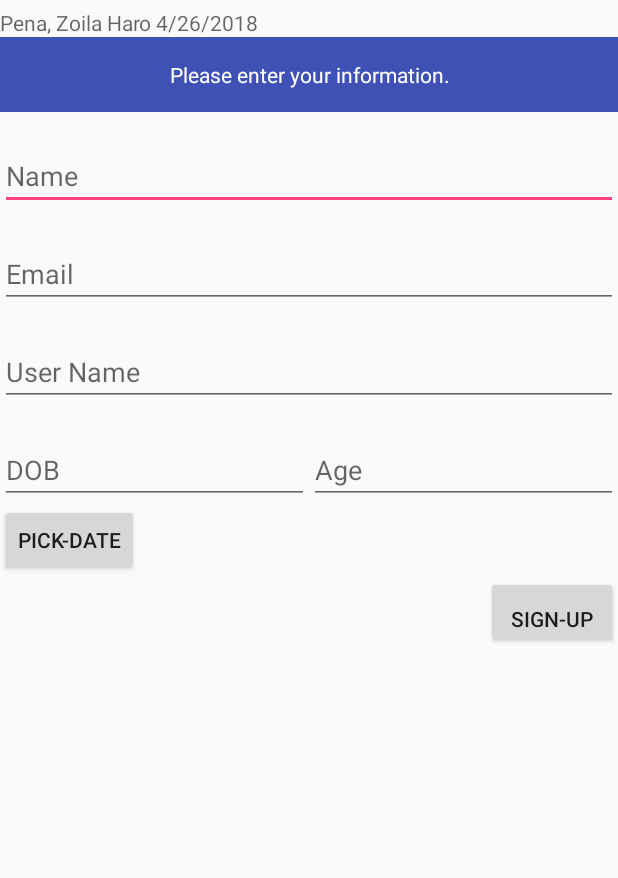
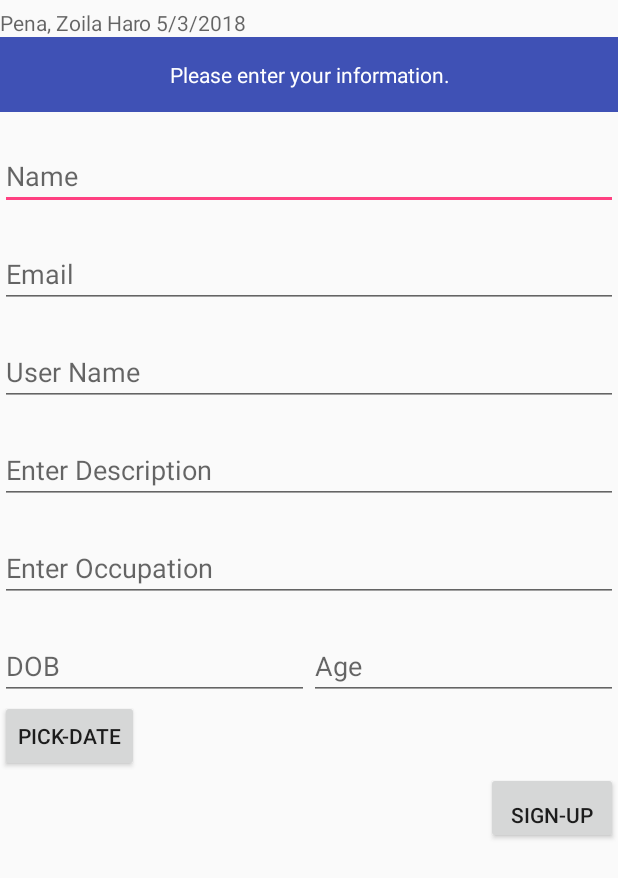
Before and after one commit to zoilaharo/MyApp, an Android app: the screen it shows after launch (MainActivity), after a tap on "SIGN-UP", on a phone screen of 412 x 824 dp. Shown: the top 878 px of the screen. Run offline under Robolectric (Android 15) with nearby library versions, the phone set to English and light mode, and no system bars.

```diff
--- a/app/src/main/AndroidManifest.xml
+++ b/app/src/main/AndroidManifest.xml
@@ -18,7 +18,8 @@
 
             </intent-filter>
         </activity>
-        <activity android:name=".Account"
+
+        <activity android:name=".UserAccount"
             android:parentActivityName=".MainActivity">
             android:label="@string/confirmation"
             android:parentActivityName="com.example.zoilaharo.myapp.MainActivity" >
--- a/app/src/main/java/com/example/zoilaharo/myapp/MainActivity.java
+++ b/app/src/main/java/com/example/zoilaharo/myapp/MainActivity.java
@@ -2,6 +2,10 @@ package com.example.zoilaharo.myapp;
 
 import android.app.Activity;
 import android.app.DatePickerDialog;
+import android.support.v4.app.FragmentTransaction;
+import android.support.v4.app.FragmentManager;
+//import android.app.FragmentTransaction;
+import android.app.Fragment;
 import android.content.Intent;
 import android.os.Bundle;
 import android.text.InputType;
@@ -24,49 +28,36 @@ import java.util.GregorianCalendar;
 
 
 public class MainActivity extends Activity implements View.OnClickListener {
-    private EditText name_edittext,username_edittext,email_edittext,birthday_edittext,age_edittext;
+    private EditText name_edittext,username_edittext,email_edittext,birthday_edittext,age_edittext,occupation_edittext,description_edittext;
     private Button signup_button;
     private DatePickerDialog picker;
     private boolean passTestDate = true;
     public static final String EXTRA_MESSAGE = "com.example.zoilaharo.myapp.MESSAGE";
-
+    private FragmentManager manager;
 
     @Override
     protected void onCreate(Bundle savedInstanceState) {
         super.onCreate(savedInstanceState);
         setContentView(R.layout.activity_main);
-
-
-
         //Bind views with their ids
         bindViews();
-
         //Set listeners of view
         setViewActions();
-
         this.showDatePickerDialog();
-
     }
 
     private void bindViews(){
         username_edittext =findViewById(R.id.username_edittext);
         name_edittext = findViewById(R.id.name_edittext);
         email_edittext = findViewById(R.id.email_edittext);
+        occupation_edittext = findViewById(R.id.occupation_edittext);
+        description_edittext = findViewById(R.id.description_edittext);
         age_edittext = findViewById(R.id.age_edittext);
         birthday_edittext = findViewById((R.id.birthday_edittext));
         birthday_edittext.setInputType(InputType.TYPE_NULL);
         signup_button = (Button)findViewById(R.id.signup_button);
         signup_button.setOnClickListener(this);
     }
-
-    @Override
-    public boolean onCreateOptionsMenu(Menu menu) {
-        // return super.onCreateOptionsMenu(menu);
-        MenuInflater inflater = getMenuInflater();
-        inflater.inflate(R.menu.menu, menu);
-        return true;
-    }
-
 
     private void showMessage(String msg) {
         Toast.makeText(this, msg, Toast.LENGTH_SHORT).show();
@@ -81,53 +72,44 @@ public class MainActivity extends Activity implements View.OnClickListener {
     @Override
     public void onClick(View v) {
         if(passTestDate == true) {
-            submitForm();
+            //goToUserActivity();
+           submitForm();
         }
         else
             Toast.makeText(getApplicationContext(),R.string.agetoast,Toast.LENGTH_SHORT).show();
     }
 
-
-    public void mnuBack(MenuItem item) {
-        Toast.makeText(this, "@string/gobackbutton", Toast.LENGTH_SHORT).show();
+    public void goToUserActivity(){
+        Intent intent = new Intent(this, UserAccount.class);
+        String message = username_edittext.getText().toString();
+        intent.putExtra(EXTRA_MESSAGE, message);
+        startActivity(intent);
     }
 
-
     private void submitForm(){
-//        Intent startNewActivity = new Intent (this, Account.class);
-//        EditText editText = (EditText) findViewById(R.id.username_edittext);
-//        String message = editText.getText().toString();
-//        startNewActivity.putExtra(EXTRA_MESSAGE, message);
-//        startActivity(startNewActivity);
-
         boolean a = TextUtils.isEmpty(username_edittext.getText());
         boolean b = TextUtils.isEmpty(name_edittext.getText());
         boolean c = TextUtils.isEmpty(age_edittext.getText());
+        boolean d = TextUtils.isEmpty(occupation_edittext.getText());
+        boolean e = TextUtils.isEmpty(description_edittext.getText());
+        boolean f = TextUtils.isEmpty(email_edittext.getText());
 
-        if (!a & !b & !c) {
-//            Intent intent = new Intent (this, Account.class);
-//            String username = username_edittext.getText().toString();
-//            String name = name_edittext.getText().toString();
-//            String age = age_edittext.getText().toString();
-//            Bundle bundle = new Bundle();
-//            bundle.putString("username_edittext", username);
-//            bundle.putString("name_edittext", name);
-//            bundle.putString("age_edittext", age);
-//            intent.putExtra("info", bundle);
-//            startActivity(intent);
-
-            Intent intent = new Intent (this, Account.class);
+        if (!a && !b && !c && !d && !e) {
+            Intent intent = new Intent (this, UserAccount.class);
             String username = username_edittext.getText().toString();
             String name = name_edittext.getText().toString();
+            String email = email_edittext.getText().toString();
             String age = age_edittext.getText().toString();
-            //Bundle bundle = new Bundle();
+            String occupation = occupation_edittext.getText().toString();
+            String description = description_edittext.getText().toString();
+            intent.putExtra("name_edittext", name);
             intent.putExtra("username_edittext", username);
-            intent.putExtra("name_edittext", name);
+            intent.putExtra("email_edittext", email);
             intent.putExtra("age_edittext", age);
-            //intent.putExtra("info", bundle);
+            intent.putExtra("occupation_edittext", occupation);
+            intent.putExtra("description_edittext", description);
             startActivity(intent);
         }
-
     }
 
     // Create and show a DatePickerDialog when click button.
@@ -205,5 +187,4 @@ public class MainActivity extends Activity implements View.OnClickListener {
         startActivity(getIntent());
     }
 
-
 }
--- a/app/src/main/res/layout/activity_main.xml
+++ b/app/src/main/res/layout/activity_main.xml
@@ -54,6 +54,23 @@
             android:hint="@string/username"
             android:imeOptions="flagNoExtractUi"/>
 
+        <EditText
+            android:id="@+id/description_edittext"
+            android:layout_width="match_parent"
+            android:layout_height="wrap_content"
+            android:layout_marginTop="@dimen/textview_top20"
+            android:inputType="text"
+            android:hint="@string/description"
+            android:imeOptions="flagNoExtractUi"/>
+
+        <EditText
+            android:id="@+id/occupation_edittext"
+            android:layout_width="match_parent"
+            android:layout_height="wrap_content"
+            android:layout_marginTop="@dimen/textview_top20"
+            android:inputType="text"
+            android:hint="@string/occupation"
+            android:imeOptions="flagNoExtractUi"/>
             <LinearLayout
                 android:layout_width="match_parent"
                 android:layout_height="wrap_content"
--- a/app/src/main/res/menu/menu.xml
+++ b/app/src/main/res/menu/menu.xml
@@ -1,10 +1,11 @@
-<?xml version="1.0" encoding="utf-8"?>
+
 <menu xmlns:android="http://schemas.android.com/apk/res/android"
-    xmlns:app="http://schemas.android.com/apk/res-auto">
-    <item android:title="@string/gobackbutton"
-        android:id="@+id/back"
-        android:icon="@drawable/ic_arrow_back_black_24dp"
-        app:showAsAction="always"
-        android:onClick="mnuBack"/>
-
+    xmlns:app="http://schemas.android.com/apk/res-auto"
+    xmlns:tools="http://schemas.android.com/tools"
+    tools:context=".MainActivity">
+    <item
+        android:id="@+id/action_goback"
+        android:title="@string/action_goback"
+        android:orderInCategory="100"
+        app:showAsAction="never" />
 </menu>
--- a/app/src/main/res/values/styles.xml
+++ b/app/src/main/res/values/styles.xml
@@ -1,7 +1,7 @@
 <resources>
 
     <!-- Base application theme. -->
-    <style name="AppTheme" parent="Theme.AppCompat.Light.DarkActionBar">
+    <style name="AppTheme" parent="Theme.AppCompat.Light.NoActionBar">
         <!-- Customize your theme here. -->
         <item name="colorPrimary">@color/colorPrimary</item>
         <item name="colorPrimaryDark">@color/colorPrimaryDark</item>
```
Also changed, not shown: app/build.gradle (+8 -0 lines), app/src/main/java/com/example/zoilaharo/myapp/Account.java (deleted, +0 -67 lines), app/src/main/res/layout/activity_account.xml (+0 -7 lines), app/src/main/res/values/dimen.xml (+18 -0 lines), app/src/main/res/values/strings.xml (+27 -6 lines), app/src/main/res/drawable/profileimg.png, 1 other file.
